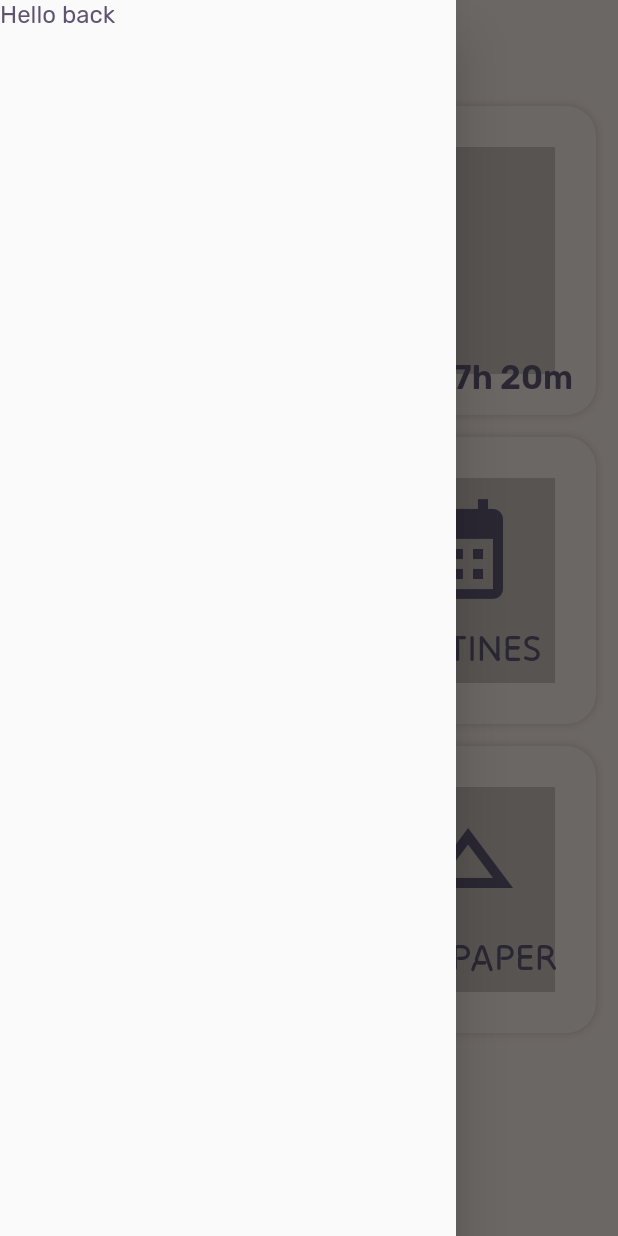
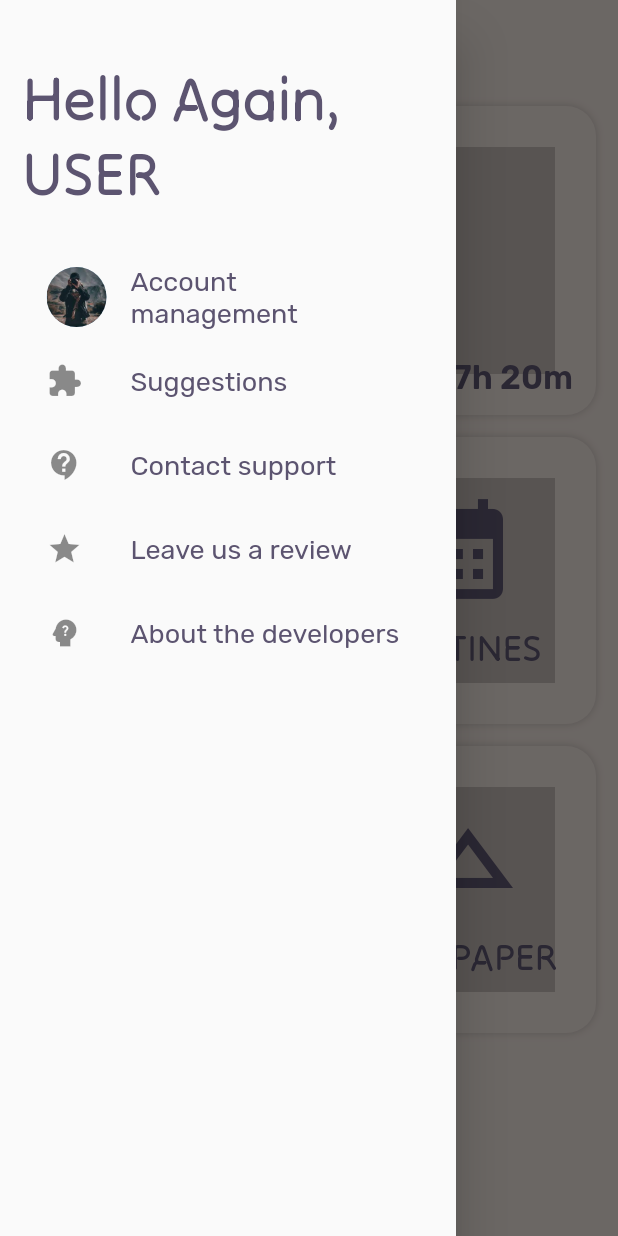
Before and after one commit to imGtheCoder/organizer-app, a Flutter app: the screen it shows after launch, with the side drawer open, on a phone screen of 412 x 824 dp. Run offline on Flutter 3.47's test engine with Material 2 defaults, Android fonts, the phone set to English and light mode, and no system bars; drawn by our look-alikes of percent_indicator; missing offline and left inert: duration_picker.

Commit message:
Added a side drawer

```diff
--- a/lib/widgets/home_drawer.dart
+++ b/lib/widgets/home_drawer.dart
@@ -8,7 +8,51 @@ class HomeDrawer extends StatelessWidget {
   @override
   Widget build(BuildContext context) {
     return Drawer(
-      child: Text('Hello back'),
+      child: Padding(
+        padding: const EdgeInsets.only(top: 40, right: 15, left: 15),
+        child: Column(
+          crossAxisAlignment: CrossAxisAlignment.start,
+          children: [
+            Text(
+              'Hello Again, \nUSER',
+              style: Theme.of(context)
+                  .textTheme
+                  .titleLarge!
+                  .copyWith(fontSize: 40),
+            ),
+            const SizedBox(
+              height: 30,
+            ),
+            ListTile(
+              leading: const CircleAvatar(
+                backgroundImage: AssetImage('assets/images/Profile.jpeg'),
+              ),
+              title: const Text('Account management'),
+              onTap: () {},
+            ),
+            ListTile(
+              leading: const Icon(Icons.extension),
+              title: const Text('Suggestions'),
+              onTap: () {},
+            ),
+            ListTile(
+              leading: const Icon(Icons.contact_support),
+              title: const Text('Contact support'),
+              onTap: () {},
+            ),
+            ListTile(
+              leading: const Icon(Icons.star),
+              title: const Text('Leave us a review'),
+              onTap: () {},
+            ),
+            ListTile(
+              leading: const Icon(Icons.psychology_alt),
+              title: const Text('About the developers'),
+              onTap: () {},
+            ),
+          ],
+        ),
+      ),
     );
   }
 }
--- a/pubspec.yaml
+++ b/pubspec.yaml
@@ -64,8 +64,8 @@ flutter:
   uses-material-design: true
 
   # To add assets to your application, add an assets section, like this:
-  # assets:
-  #   - images/a_dot_burr.jpeg
+  assets:
+    - assets/images/Profile.jpeg
   #   - images/a_dot_ham.jpeg
 
   # An image asset can refer to one or more resolution-specific "variants", see
```
Also changed, not shown: lib/screens/auth_screen.dart (added, +33 -0 lines), assets/images/Profile.jpeg (added).
